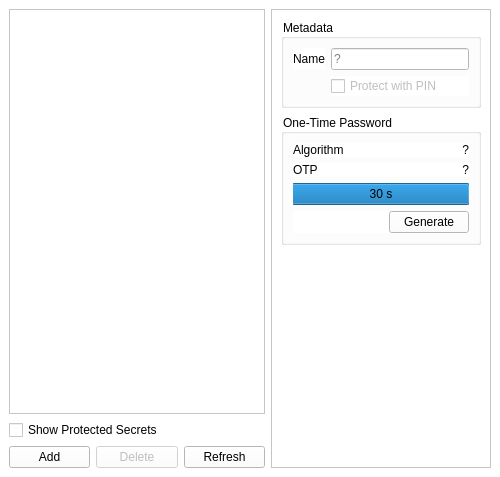
Qt form nitrokeyapp/ui/secrets_tab.ui (Nitrokey/nitrokey-app2) before a commit.
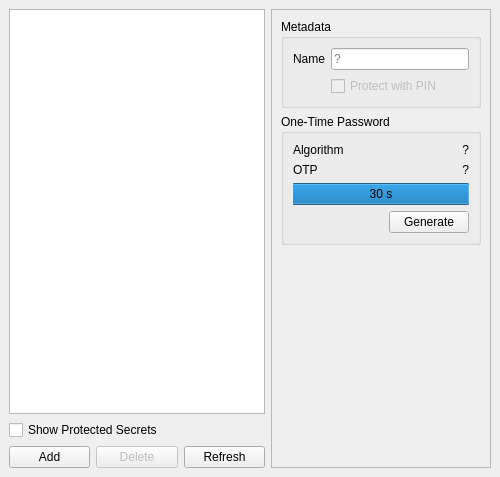
The same form after that commit.

Commit message: removed stylesheet

```diff
--- a/nitrokeyapp/ui/secrets_tab.ui
+++ b/nitrokeyapp/ui/secrets_tab.ui
@@ -20,7 +20,7 @@
    <string>Form</string>
   </property>
   <property name="styleSheet">
-   <string notr="true">QWidget{background-color:#ffffff;}</string>
+   <string notr="true"/>
   </property>
   <layout class="QVBoxLayout" name="verticalLayout_2">
    <property name="leftMargin">
@@ -159,8 +159,8 @@
            <rect>
             <x>0</x>
             <y>0</y>
-            <width>218</width>
-            <height>457</height>
+            <width>226</width>
+            <height>443</height>
            </rect>
           </property>
           <layout class="QVBoxLayout" name="verticalLayout_4">
```
